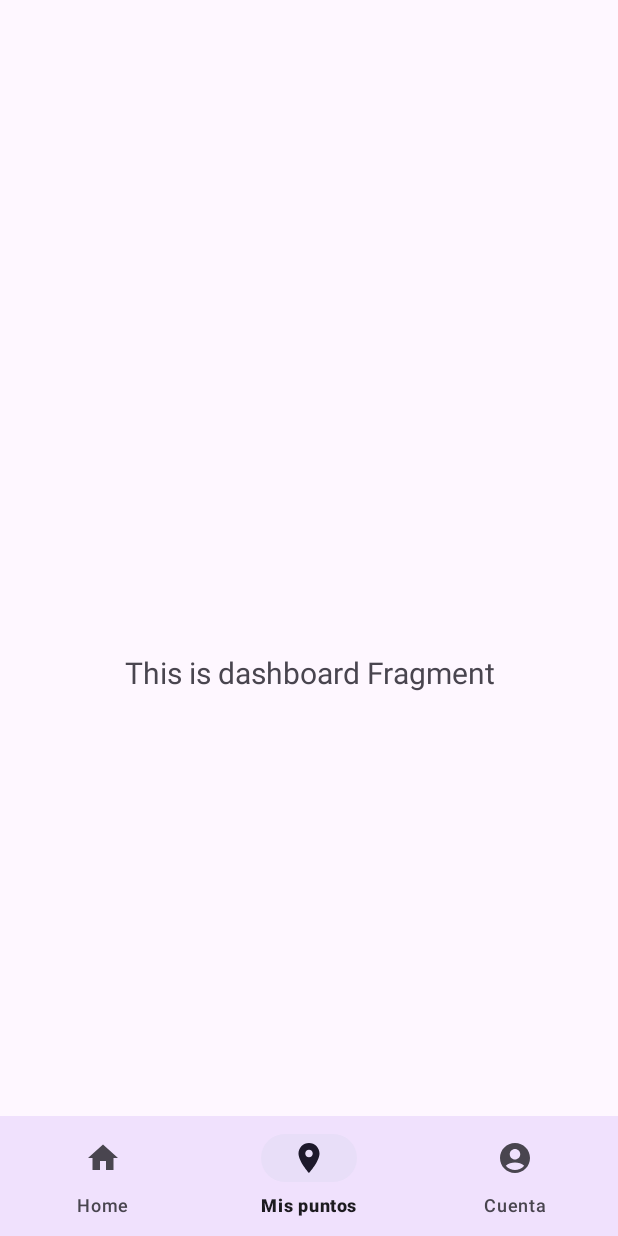
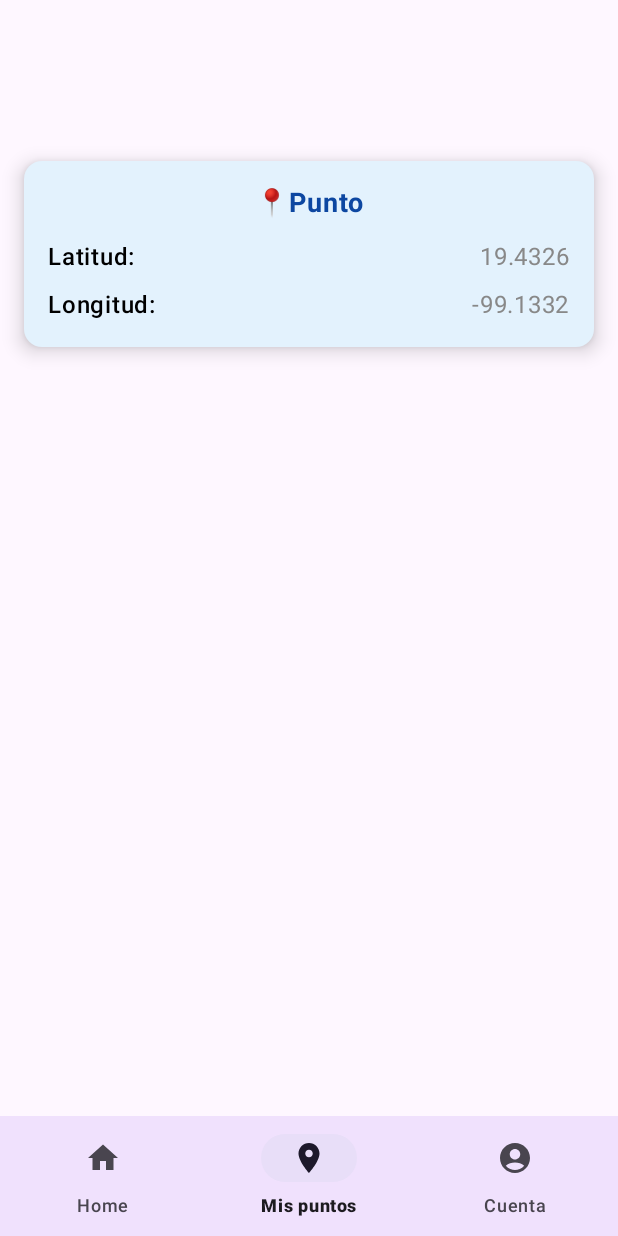
Before and after one commit to Esdoth/SafePath, an Android app built with Jetpack Compose: the DashboardFragment screen opened through its navigation route, on a phone screen of 412 x 824 dp. Run offline under Robolectric (Android 15) with nearby library versions, the phone set to English and light mode, and no system bars; our stand-ins replace navigation-ui; 2 statements that could not run were skipped.

Commit message:
Point Card implementacion y renderizado dentro de Dashboard Fragment

```diff
--- /dev/null
+++ b/app/src/main/java/com/example/safepath/ui/componentes/LocationCard.kt
@@ -0,0 +1,75 @@
+package com.example.safepath.ui.componentes
+
+import androidx.compose.foundation.layout.*
+import androidx.compose.material3.*
+import androidx.compose.runtime.*
+import androidx.compose.ui.Alignment
+import androidx.compose.ui.Modifier
+import androidx.compose.ui.graphics.Color
+import androidx.compose.ui.text.font.FontWeight
+import androidx.compose.ui.tooling.preview.Preview
+import androidx.compose.ui.unit.dp
+import androidx.compose.ui.unit.sp
+
+@Composable
+fun LocationCard(latitude: Double, longitude: Double) {
+    Card(
+        modifier = Modifier
+            .fillMaxWidth()
+            .padding(16.dp),
+        colors = CardDefaults.cardColors(
+            containerColor = Color(0xFFE3F2FD) // Fondo azul claro
+        ),
+        elevation = CardDefaults.cardElevation(defaultElevation = 8.dp)
+    ) {
+        Column(
+            modifier = Modifier.padding(16.dp),
+            horizontalAlignment = Alignment.CenterHorizontally
+        ) {
+            Text(
+                text = "📍Punto",
+                fontSize = 18.sp,
+                color = Color(0xFF0D47A1),
+                fontWeight = FontWeight.Bold
+            )
+            Spacer(modifier = Modifier.height(12.dp))
+            Row(
+                modifier = Modifier.fillMaxWidth(),
+                horizontalArrangement = Arrangement.SpaceBetween
+            ) {
+                Text(
+                    text = "Latitud:",
+                    fontWeight = FontWeight.SemiBold
+                )
+                Text(
+                    text = "%.4f".format(latitude),
+                    color = Color.Gray
+                )
+            }
+            Spacer(modifier = Modifier.height(8.dp))
+            Row(
+                modifier = Modifier.fillMaxWidth(),
+                horizontalArrangement = Arrangement.SpaceBetween
+            ) {
+                Text(
+                    text = "Longitud:",
+                    fontWeight = FontWeight.SemiBold
+                )
+                Text(
+                    text = "%.4f".format(longitude),
+                    color = Color.Gray
+                )
+            }
+        }
+    }
+}
+
+// Ejemplo de uso:
+@Preview
+@Composable
+fun PreviewLocationCard() {
+    LocationCard(
+        latitude = 40.7128,
+        longitude = -74.0060
+    )
+}
--- a/app/src/main/java/com/example/safepath/ui/dashboard/DashboardFragment.kt
+++ b/app/src/main/java/com/example/safepath/ui/dashboard/DashboardFragment.kt
@@ -6,16 +6,15 @@ import android.view.View
 import android.view.ViewGroup
 import android.widget.TextView
 import androidx.appcompat.app.AppCompatActivity
+import androidx.compose.material3.MaterialTheme
+import androidx.compose.material3.Text
 import androidx.fragment.app.Fragment
 import androidx.lifecycle.ViewModelProvider
 import com.example.safepath.databinding.FragmentMisPuntosBinding
+import com.example.safepath.ui.componentes.LocationCard
 
 class DashboardFragment : Fragment() {
-
     private var _binding: FragmentMisPuntosBinding? = null
-
-    // This property is only valid between onCreateView and
-    // onDestroyView.
     private val binding get() = _binding!!
 
     override fun onCreateView(
@@ -23,22 +22,23 @@ class DashboardFragment : Fragment() {
         container: ViewGroup?,
         savedInstanceState: Bundle?
     ): View {
-        val dashboardViewModel =
-            ViewModelProvider(this).get(DashboardViewModel::class.java)
-
         _binding = FragmentMisPuntosBinding.inflate(inflater, container, false)
-        val root: View = binding.root
-
-        val textView: TextView = binding.textDashboard
-        dashboardViewModel.text.observe(viewLifecycleOwner) {
-            textView.text = it
-        }
-        return root
+        return binding.root
     }
 
     override fun onViewCreated(view: View, savedInstanceState: Bundle?) {
         super.onViewCreated(view, savedInstanceState)
-        // Aquí puedes realizar cualquier inicialización adicional de la vista
+
+        binding.composeView.apply {
+            setContent {
+                MaterialTheme {
+                    LocationCard(
+                        latitude = 19.4326,  // Ejemplo: CDMX
+                        longitude = -99.1332
+                    )
+                }
+            }
+        }
     }
 
     override fun onDestroyView() {
--- a/app/src/main/res/layout/fragment_mis_puntos.xml
+++ b/app/src/main/res/layout/fragment_mis_puntos.xml
@@ -1,5 +1,6 @@
 <?xml version="1.0" encoding="utf-8"?>
-<androidx.constraintlayout.widget.ConstraintLayout xmlns:android="http://schemas.android.com/apk/res/android"
+<androidx.constraintlayout.widget.ConstraintLayout
+    xmlns:android="http://schemas.android.com/apk/res/android"
     xmlns:app="http://schemas.android.com/apk/res-auto"
     xmlns:tools="http://schemas.android.com/tools"
     android:layout_width="match_parent"
@@ -10,13 +11,19 @@
         android:id="@+id/text_dashboard"
         android:layout_width="match_parent"
         android:layout_height="wrap_content"
-        android:layout_marginStart="8dp"
-        android:layout_marginTop="8dp"
-        android:layout_marginEnd="8dp"
         android:textAlignment="center"
         android:textSize="20sp"
-        app:layout_constraintBottom_toBottomOf="parent"
+        app:layout_constraintTop_toTopOf="parent"
+        app:layout_constraintStart_toStartOf="parent"
         app:layout_constraintEnd_toEndOf="parent"
+        tools:text="Dashboard" />
+
+    <androidx.compose.ui.platform.ComposeView
+        android:id="@+id/composeView"
+        android:layout_width="match_parent"
+        android:layout_height="wrap_content"
+        app:layout_constraintTop_toBottomOf="@id/text_dashboard"
         app:layout_constraintStart_toStartOf="parent"
-        app:layout_constraintTop_toTopOf="parent" />
+        app:layout_constraintEnd_toEndOf="parent" />
+
 </androidx.constraintlayout.widget.ConstraintLayout>
--- a/gradle/libs.versions.toml
+++ b/gradle/libs.versions.toml
@@ -1,6 +1,6 @@
 [versions]
 agp = "8.10.0"
-kotlin = "1.9.24"
+kotlin = "2.0.0"
 coreKtx = "1.16.0"
 junit = "4.13.2"
 junitVersion = "1.2.1"
@@ -31,3 +31,5 @@ androidx-activity = { group = "androidx.activity", name = "activity", version.re
 [plugins]
 android-application = { id = "com.android.application", version.ref = "agp" }
 kotlin-android = { id = "org.jetbrains.kotlin.android", version.ref = "kotlin" }
+org-jetbrains-kotlin-android = { id = "org.jetbrains.kotlin.android", version.ref = "kotlin" }
+compose-compiler = { id = "org.jetbrains.kotlin.plugin.compose", version.ref = "kotlin" }
```
Also changed, not shown: app/build.gradle.kts (+17 -0 lines), app/src/main/java/com/example/safepath/MyPointsActivity.kt (added, +24 -0 lines).
